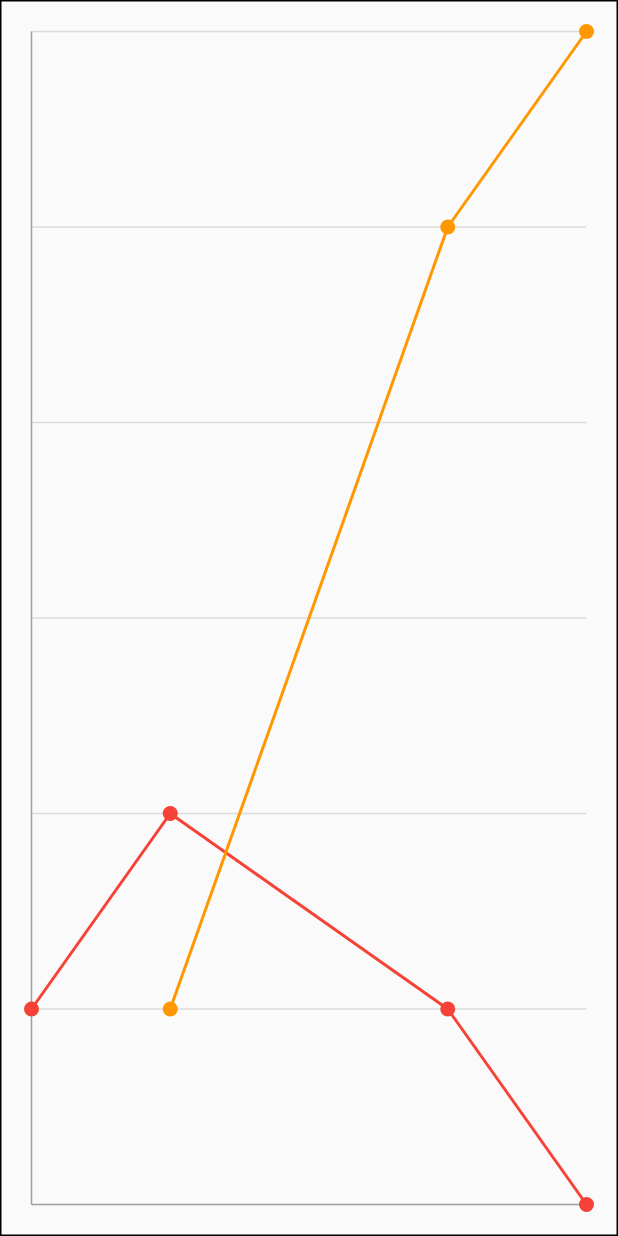
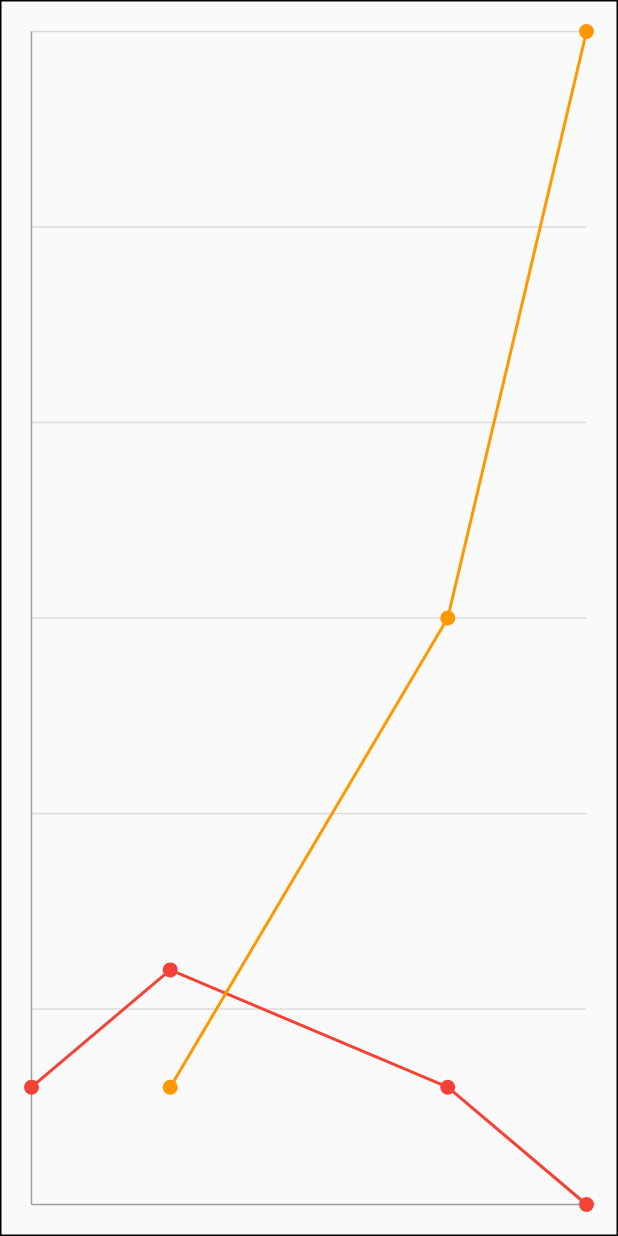
Before and after one commit to festelo/f_charts, a Flutter app: the screen it shows after launch, on a phone screen of 412 x 824 dp. Run offline on Flutter 3.47's test engine with Material 2 defaults, Android fonts, the phone set to English and light mode, and no system bars; missing offline and left inert: quiver_hashcode.

Commit message:
bug fixes & refactorings

```diff
--- a/lib/chart_animation/viewport_animation.dart
+++ /dev/null
@@ -1,18 +0,0 @@
-import 'dart:ui';
-
-import 'package:f_charts/model/base.dart';
-import 'package:f_charts/extensions.dart';
-import 'package:flutter/animation.dart';
-
-class AnimatedViewport {
-  static Animatable<Size> tween(ChartBounds boundsFrom, ChartBounds boundsTo) => Tween(
-    begin: Size(boundsFrom.maxAbscissaStep, boundsFrom.maxOrdinateStep),
-    end: Size(boundsTo.maxAbscissaStep, boundsTo.maxOrdinateStep),
-  );
-  static Animatable<Size> curve(ChartBounds boundsFrom, ChartBounds boundsTo, [Curve curve = Curves.easeInOut]) => Tween(
-    begin: Size(boundsFrom.maxAbscissaStep, boundsFrom.maxOrdinateStep),
-    end: Size(boundsTo.maxAbscissaStep, boundsTo.maxOrdinateStep),
-  ).chain(
-    CurveTween(curve: curve),
-  );
-}
--- a/lib/chart_model/decoration_layer.dart
+++ b/lib/chart_model/decoration_layer.dart
@@ -60,8 +60,8 @@
       var viewportSize = Size(1, theme.yMarkersCount.toDouble());
       for (var i = 0.0; i < theme.yMarkersCount; i++) {
         yAxisMarkers.add(RelativeLine(
-          RelativeOffset(0, i, viewportSize: viewportSize),
-          RelativeOffset(1, i, viewportSize: viewportSize),
+          RelativeOffset.withViewport(0, i, viewportSize),
+          RelativeOffset.withViewport(1, i, viewportSize),
           color: theme.yMarker.color,
           width: theme.yMarker.width,
         ));
--- a/lib/chart_model/move_layer.dart
+++ b/lib/chart_model/move_layer.dart
@@ -1,9 +1,7 @@
 import 'dart:ui';
 
 import 'package:f_charts/chart_animation/animated_series.dart';
-import 'package:f_charts/chart_animation/viewport_animation.dart';
 import 'package:f_charts/chart_model/layer.dart';
-import 'package:f_charts/extensions.dart';
 import 'package:f_charts/model/base.dart';
 import 'package:flutter/animation.dart';
 import 'package:flutter/cupertino.dart';
@@ -18,14 +16,8 @@
   ChartSeries seriesTo,
 );
 
-typedef AnimatedViewportBuilder = Animatable<Size> Function(
-  ChartBounds boundsFrom,
-  ChartBounds boundsTo,
-);
-
 class MoveAnimation {
   final List<AnimatedSeries> series;
-  final Animatable<Size> viewportAnimatable;
   final ChartBounds boundsFrom;
   final ChartBounds boundsTo;
 
@@ -33,16 +25,13 @@
     this.series, {
     @required this.boundsFrom,
     @required this.boundsTo,
-    @required this.viewportAnimatable,
   });
 
   factory MoveAnimation.between(
     ChartData from,
     ChartData to, {
     AnimatedSeriesBuilder animatedSeriesBuilder,
-    AnimatedViewportBuilder animatedViewportBuilder,
   }) {
-    animatedViewportBuilder ??= AnimatedViewport.curve;
     animatedSeriesBuilder ??=
         (boundsFrom, boundsTo, seriesFrom, seriesTo) => AnimatedSeries.curve(
               boundsFrom: boundsFrom,
@@ -60,13 +49,11 @@
     for (final key in mappedFrom.keys) {
       series.add(animatedSeriesBuilder(
           boundsFrom, boundsTo, mappedFrom[key], mappedTo[key]));
-    }
-    final viewportAnimatable = animatedViewportBuilder(boundsFrom, boundsTo);
+    };
     return MoveAnimation(
       series,
       boundsFrom: boundsFrom,
       boundsTo: boundsTo,
-      viewportAnimatable: viewportAnimatable,
     );
   }
 }
@@ -88,9 +75,6 @@
   void draw(Canvas canvas, Size size) {
     for (final s in animation.series) {
       final points = s.points(parent);
-      for (var i = 0; i < points.length; i++) {
-        points[i].viewportSize = animation.viewportAnimatable.evaluate(parent);
-      }
       if (points.isEmpty) continue;
       Offset b;
       for (var i = 1; i < points.length; i++) {
--- a/lib/main.dart
+++ b/lib/main.dart
@@ -75,7 +75,7 @@
       ChartSeries(color: Colors.orange, name: '2', entities: [
         IntChartEntity(1, 1),
         IntChartEntity(3, 5),
-        IntChartEntity(4, 6),
+        IntChartEntity(4, 10),
       ]),
     ]),
     ChartData([
@@ -88,7 +88,7 @@
         IntChartEntity(1, 1),
         IntChartEntity(2, 3),
         IntChartEntity(3, 1),
-        IntChartEntity(4, 2),
+        IntChartEntity(10, 2),
       ]),
     ]),
   ];
--- a/lib/model/stuff.dart
+++ b/lib/model/stuff.dart
@@ -7,27 +7,31 @@
 import 'package:quiver_hashcode/hashcode.dart';
 
 class RelativeOffset {
-  Size viewportSize;
   double dx;
   double dy;
 
-  RelativeOffset(this.dx, this.dy, {this.viewportSize = const Size(1, 1)});
+  static const max = 1;
+  static const min = 0;
 
-  RelativeOffset.fromOffset(Offset relativeOffset,
-      {this.viewportSize})
-      : dx = relativeOffset.dx,
-        dy = relativeOffset.dy;
+  RelativeOffset(this.dx, this.dy);
 
-  RelativeOffset reverseY() => copy()..dy = viewportSize.height - dy;
+  RelativeOffset.fromOffset(Offset relativeOffset, Size viewportSize)
+      : dx = relativeOffset.dx / viewportSize.width,
+        dy = relativeOffset.dy / viewportSize.height;
 
-  RelativeOffset reverseX() => copy()..dx = viewportSize.width - dx;
+  factory RelativeOffset.withViewport(double dx, double dy, Size viewportSize) {
+    return RelativeOffset(dx / viewportSize.width, dy / viewportSize.height);
+  }
+
+  RelativeOffset reverseY() => copy()..dy = 1 - dy;
+
+  RelativeOffset reverseX() => copy()..dx = 1 - dx;
 
   RelativeOffset operator +(Object other) {
     if (other is RelativeOffset) {
-      final ro = other.copy()..scaleTo(viewportSize);
       return copy()
-        ..dx = dx + ro.dx
-        ..dy = dy + ro.dy;
+        ..dx = dx + other.dx
+        ..dy = dy + other.dy;
     } else if (other is num) {
       return copy()
         ..dx = dx + other
@@ -39,10 +43,9 @@
 
   RelativeOffset operator -(Object other) {
     if (other is RelativeOffset) {
-      final ro = other.copy()..scaleTo(viewportSize);
       return copy()
-        ..dx = dx - ro.dx
-        ..dy = dy - ro.dy;
+        ..dx = dx - other.dx
+        ..dy = dy - other.dy;
     } else if (other is num) {
       return copy()
         ..dx = dx - other
@@ -54,10 +57,9 @@
 
   RelativeOffset operator *(Object other) {
     if (other is RelativeOffset) {
-      final ro = other.copy()..scaleTo(viewportSize);
       return copy()
-        ..dx = dx * ro.dx
-        ..dy = dy * ro.dy;
+        ..dx = dx * other.dx
+        ..dy = dy * other.dy;
     } else if (other is num) {
       return copy()
         ..dx = dx * other
@@ -69,10 +71,9 @@
 
   RelativeOffset operator /(Object other) {
     if (other is RelativeOffset) {
-      final ro = other.copy()..scaleTo(viewportSize);
       return copy()
-        ..dx = dx / ro.dx
-        ..dy = dy / ro.dy;
+        ..dx = dx / other.dx
+        ..dy = dy / other.dy;
     } else if (other is num) {
       return copy()
         ..dx = dx / other
@@ -82,31 +83,25 @@
     }
   }
   RelativeOffset copy() =>
-      RelativeOffset(dx, dy, viewportSize: viewportSize);
+      RelativeOffset(dx, dy);
 
   Offset toOffset(Size size) {
-    final scaled = copy()..scaleTo(size);
-    return Offset(scaled.dx, scaled.dy);
-  }
-
-  void scaleTo(Size viewportSize) {
-    dx = (dx / this.viewportSize.width) * viewportSize.width;
-    dy = (dy / this.viewportSize.height) * viewportSize.height;
-    viewportSize = viewportSize;
+    final pointX = dx * size.width;
+    final pointY = dy * size.height;
+    return Offset(pointX, pointY);
   }
 
   @override
   bool operator ==(Object other) => other is RelativeOffset &&
     dx == other.dx &&
-    dy == other.dy &&
-    viewportSize == other.viewportSize;
+    dy == other.dy;
 
   @override
-  int get hashCode => hash3(dx, dy, viewportSize);
+  int get hashCode => hash2(dx, dy);
 
 
   @override
-  String toString() => '($dx; $dy) at (${viewportSize.height}; ${viewportSize.width})';
+  String toString() => '(${dx.toStringAsFixed(2)}; ${dy.toStringAsFixed(2)})';
 }
 
 class Pair<T> {
```
Also changed, not shown: lib/chart_animation/animated_series.dart (+91 -46 lines), lib/extensions.dart (+6 -2 lines).
